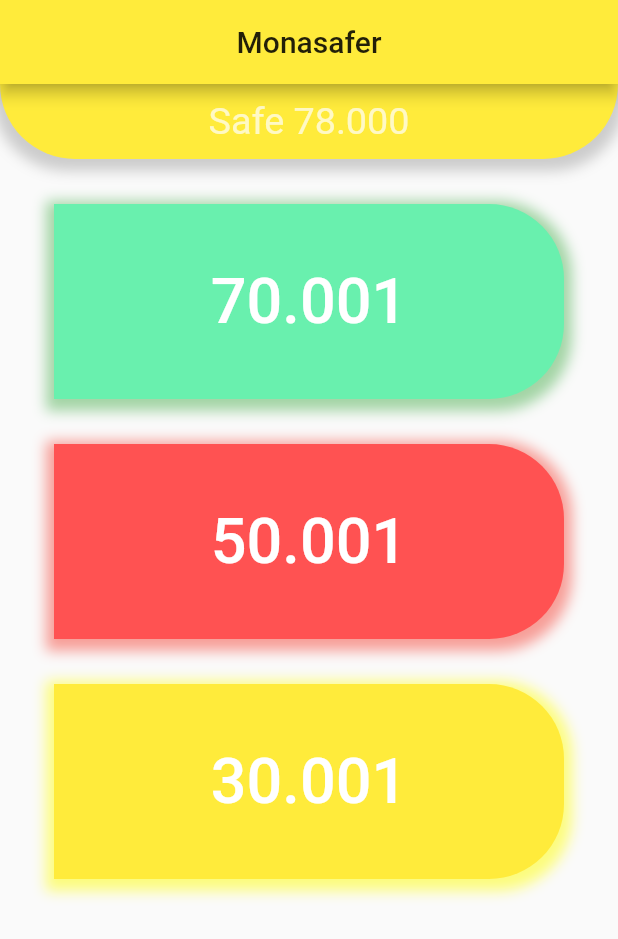
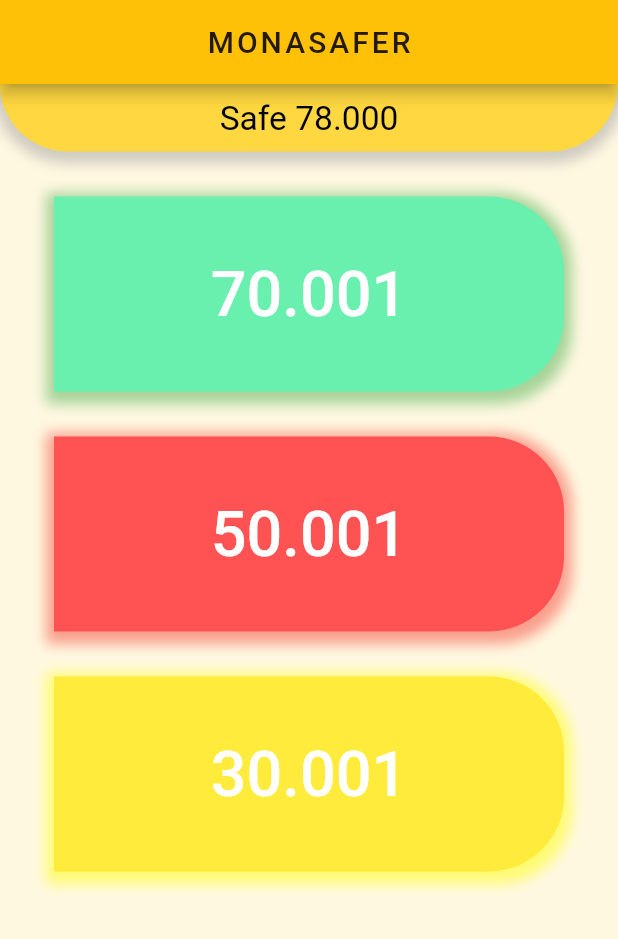
Before and after one commit to Monasafer/app-mobile, a Flutter app: the screen it shows after launch, on a phone screen of 412 x 824 dp. Shown: the top 939 px of the screen. Run offline on Flutter 3.47's test engine with Material 2 defaults, Android fonts, the phone set to English and light mode, and no system bars.

```diff
--- a/lib/main.dart
+++ b/lib/main.dart
@@ -1,6 +1,7 @@
 import 'package:flutter/material.dart';
 import 'package:monasafer/profitComponent.dart';
 import 'cardComponent.dart';
+import 'package:http/http.dart' as http;
 
 void main() {
   runApp(MyApp());
@@ -10,12 +11,13 @@ class MyApp extends StatelessWidget {
   @override
   Widget build(BuildContext context) {
     return MaterialApp(
+      debugShowCheckedModeBanner: false,
       title: 'Monasafer',
       theme: ThemeData(
-        primarySwatch: Colors.yellow,
+        primarySwatch: Colors.amber,
         visualDensity: VisualDensity.adaptivePlatformDensity,
       ),
-      home: MyHomePage(title: 'Monasafer'),
+      home: MyHomePage(title: 'MONASAFER'),
     );
   }
 }
@@ -32,9 +34,14 @@ class _MyHomePageState extends State<MyHomePage> {
   @override
   Widget build(BuildContext context) {
     return Scaffold(
+      backgroundColor: Colors.amber[50],
       appBar: AppBar(
         title: Text(
           widget.title,
+          style: TextStyle(
+            fontSize: 20.0,
+            letterSpacing: 2.0,
+          ),
         ),
         centerTitle: true,
       ),
--- a/lib/profitComponent.dart
+++ b/lib/profitComponent.dart
@@ -11,19 +11,19 @@ class _ProfitComponentState extends State<ProfitComponent> {
   Widget build(BuildContext context) {
     return Container(
       width: 450,
-      height: 50,
+      height: 45,
       child: const Center(
         child: Text(
           'Safe 78.000',
-          textScaleFactor: 1.8,
-          style: TextStyle(color: Colors.white70),
+          textScaleFactor: 1.6,
+          style: TextStyle(color: Colors.black),
         ),
       ),
       decoration: BoxDecoration(
         borderRadius: BorderRadius.only(
             bottomLeft: Radius.circular(50),
             bottomRight: Radius.circular(50)),
-        color: Colors.yellow,
+        color: Colors.amberAccent,
         boxShadow: [
           BoxShadow(
             color: Colors.grey.withOpacity(0.5),
--- a/pubspec.yaml
+++ b/pubspec.yaml
@@ -23,7 +23,7 @@ environment:
 dependencies:
   flutter:
     sdk: flutter
-
+  http: ^0.13.2
 
   # The following adds the Cupertino Icons font to your application.
   # Use with the CupertinoIcons class for iOS style icons.
```
Also changed, not shown: pubspec.lock, 8 other files.
